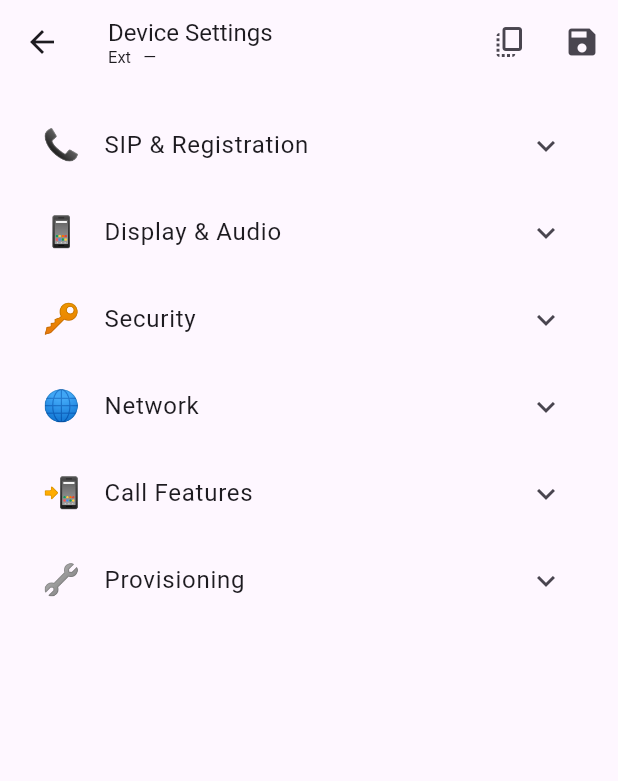
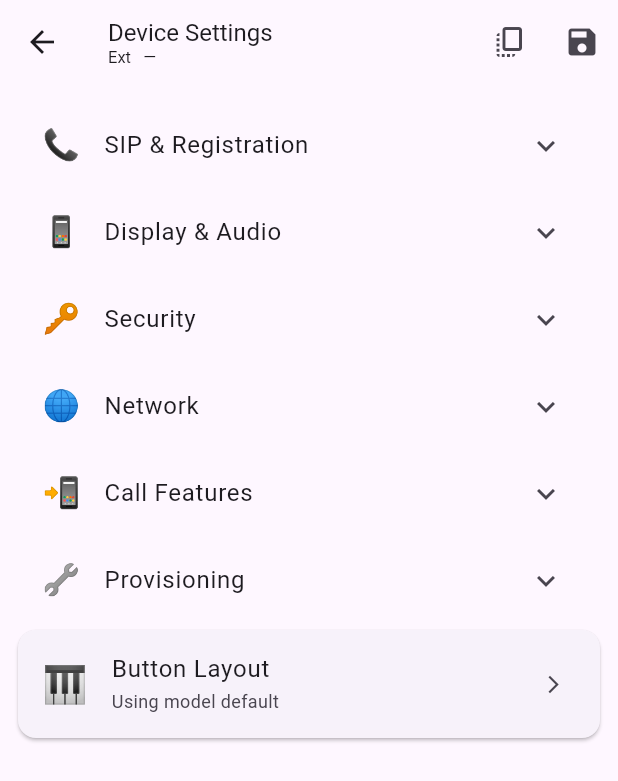
Before and after one commit to Ezra90/Pocket-Provisioner, a Flutter app: the DeviceSettingsEditorScreen screen opened directly with empty values, on a phone screen of 412 x 824 dp. Shown: the top 781 px of the screen. Run offline on Flutter 3.47's test engine with Material 3 defaults, Android fonts, the phone set to English and light mode, and no system bars; our stand-ins replace csv, file_picker, mustache_template, permission_handler, share_plus, shared_preferences and 3 more; missing offline and left inert: mobile_scanner, network_info_plus, shelf_router; accounts and stored records are empty.

Commit message:
feat: button layout per-extension, model param in settings editor
Co-authored-by: Ezra90 <38937043+Ezra90@users.noreply.github.com>

```diff
--- a/lib/models/device_settings.dart
+++ b/lib/models/device_settings.dart
@@ -1,4 +1,5 @@
 import 'dart:convert';
+import 'button_key.dart';
 
 /// Per-device override settings for provisioning configuration.
 /// All fields default to null meaning "inherited / use global default".
@@ -41,6 +42,9 @@ class DeviceSettings {
   String? ntpServer;
   String? timezone;
 
+  /// Per-device button layout.  null = use model-default from ButtonLayoutService.
+  List<ButtonKey>? buttonLayout;
+
   DeviceSettings({
     this.sipServer,
     this.sipPort,
@@ -68,6 +72,7 @@ class DeviceSettings {
     this.provisioningUrl,
     this.ntpServer,
     this.timezone,
+    this.buttonLayout,
   });
 
   /// True if any field has been set (i.e. not all inherited).
@@ -97,7 +102,8 @@ class DeviceSettings {
       voicemailNumber != null ||
       provisioningUrl != null ||
       ntpServer != null ||
-      timezone != null;
+      timezone != null ||
+      (buttonLayout != null && buttonLayout!.any((k) => k.type != 'none'));
 
   /// Deep-copies this object.
   DeviceSettings clone() => DeviceSettings(
@@ -127,6 +133,7 @@ class DeviceSettings {
         provisioningUrl: provisioningUrl,
         ntpServer: ntpServer,
         timezone: timezone,
+        buttonLayout: buttonLayout?.map((k) => k.clone()).toList(),
       );
 
   Map<String, dynamic> toJson() => {
@@ -156,6 +163,8 @@ class DeviceSettings {
         if (provisioningUrl != null) 'provisioning_url': provisioningUrl,
         if (ntpServer != null) 'ntp_server': ntpServer,
         if (timezone != null) 'timezone': timezone,
+        if (buttonLayout != null && buttonLayout!.isNotEmpty)
+          'button_layout': buttonLayout!.map((k) => k.toJson()).toList(),
       };
 
   factory DeviceSettings.fromJson(Map<String, dynamic> m) => DeviceSettings(
@@ -185,6 +194,11 @@ class DeviceSettings {
         provisioningUrl: m['provisioning_url'] as String?,
         ntpServer: m['ntp_server'] as String?,
         timezone: m['timezone'] as String?,
+        buttonLayout: m['button_layout'] != null
+            ? (m['button_layout'] as List<dynamic>)
+                .map((e) => ButtonKey.fromJson(e as Map<String, dynamic>))
+                .toList()
+            : null,
       );
 
   /// Encode to JSON string for DB storage.
--- a/lib/screens/device_settings_editor_screen.dart
+++ b/lib/screens/device_settings_editor_screen.dart
@@ -1,8 +1,10 @@
 import 'package:flutter/material.dart';
 import 'package:file_picker/file_picker.dart';
 import '../data/device_templates.dart';
+import '../models/button_key.dart';
 import '../models/device_settings.dart';
 import '../services/wallpaper_service.dart';
+import 'per_extension_button_editor.dart';
 
 /// Info about another extension, used in the Clone From... dialog.
 typedef ExtensionCloneInfo = ({
@@ -25,6 +27,7 @@ class DeviceSettingsResult {
 class DeviceSettingsEditorScreen extends StatefulWidget {
   final String extension;
   final String label;
+  final String model;
   final DeviceSettings? initialSettings;
   final String? initialWallpaper;
   final List<WallpaperInfo> wallpapers;
@@ -34,6 +37,7 @@ class DeviceSettingsEditorScreen extends StatefulWidget {
     super.key,
     required this.extension,
     required this.label,
+    required this.model,
     this.initialSettings,
     this.initialWallpaper,
     this.wallpapers = const [],
@@ -88,6 +92,9 @@ class _DeviceSettingsEditorScreenState
   late final TextEditingController _ntpServerCtrl;
   late final TextEditingController _timezoneCtrl;
 
+  // Button Layout
+  List<ButtonKey>? _buttonLayout;
+
   @override
   void initState() {
     super.initState();
@@ -124,6 +131,7 @@ class _DeviceSettingsEditorScreenState
         TextEditingController(text: s?.provisioningUrl ?? '');
     _ntpServerCtrl = TextEditingController(text: s?.ntpServer ?? '');
     _timezoneCtrl = TextEditingController(text: s?.timezone ?? '');
+    _buttonLayout = s?.buttonLayout?.map((k) => k.clone()).toList();
   }
 
   @override
@@ -179,6 +187,10 @@ class _DeviceSettingsEditorScreenState
         provisioningUrl: _nonEmpty(_provisioningUrlCtrl.text),
         ntpServer: _nonEmpty(_ntpServerCtrl.text),
         timezone: _nonEmpty(_timezoneCtrl.text),
+        buttonLayout: (_buttonLayout != null &&
+                _buttonLayout!.any((k) => k.type != 'none'))
+            ? _buttonLayout
+            : null,
       );
 
   void _applyClone(DeviceSettings s) {
@@ -209,6 +221,7 @@ class _DeviceSettingsEditorScreenState
       _provisioningUrlCtrl.text = s.provisioningUrl ?? '';
       _ntpServerCtrl.text = s.ntpServer ?? '';
       _timezoneCtrl.text = s.timezone ?? '';
+      _buttonLayout = s.buttonLayout?.map((k) => k.clone()).toList();
     });
   }
 
@@ -729,8 +742,57 @@ class _DeviceSettingsEditorScreenState
               ),
             ],
           ),
+
+          // ── Button Layout ────────────────────────────────────────────────
+          _buildButtonLayoutTile(),
         ],
       ),
     );
   }
+
+  Widget _buildButtonLayoutTile() {
+    final programmed = _buttonLayout
+            ?.where((k) => k.type != 'none')
+            .length ??
+        0;
+    final total = _buttonLayout?.length ?? 0;
+    final subtitle = total > 0
+        ? '$programmed / $total buttons programmed'
+        : 'Using model default';
+
+    return Card(
+      margin: const EdgeInsets.only(top: 4, bottom: 4),
+      child: ListTile(
+        leading: const Text('🎹',
+            style: TextStyle(fontSize: 24)),
+        title: const Text('Button Layout'),
+        subtitle: Text(subtitle,
+            style: const TextStyle(fontSize: 12)),
+        trailing: const Icon(Icons.arrow_forward_ios, size: 14),
+        onTap: () async {
+          final batchExts = widget.otherExtensions
+              .map((e) =>
+                  (extension: e.extension, label: e.label))
+              .toList();
+
+          final result =
+              await Navigator.push<List<ButtonKey>>(
+            context,
+            MaterialPageRoute(
+              builder: (_) => PerExtensionButtonEditorScreen(
+                extension: widget.extension,
+                label: widget.label,
+                model: widget.model,
+                initialLayout: _buttonLayout,
+                batchExtensions: batchExts,
+              ),
+            ),
+          );
+          if (result != null) {
+            setState(() => _buttonLayout = result);
+          }
+        },
+      ),
+    );
+  }
 }
--- a/lib/screens/model_assignment_screen.dart
+++ b/lib/screens/model_assignment_screen.dart
@@ -205,6 +205,7 @@ class _ModelAssignmentScreenState extends State<ModelAssignmentScreen> {
         builder: (_) => DeviceSettingsEditorScreen(
           extension: '(multiple)',
           label: '${selected.length} extensions',
+          model: first.model,
           initialSettings: first.deviceSettings,
           initialWallpaper: first.wallpaper,
           wallpapers: _wallpapers,
@@ -246,6 +247,7 @@ class _ModelAssignmentScreenState extends State<ModelAssignmentScreen> {
         builder: (_) => DeviceSettingsEditorScreen(
           extension: row.device.extension,
           label: row.device.label,
+          model: row.model,
           initialSettings: row.deviceSettings,
           initialWallpaper: row.wallpaper,
           wallpapers: _wallpapers,
```
Also changed, not shown: lib/screens/button_layout_editor.dart (+5 -5 lines), lib/screens/dashboard_screen.dart (+56 -48 lines), lib/screens/per_extension_button_editor.dart (added, +322 -0 lines).
